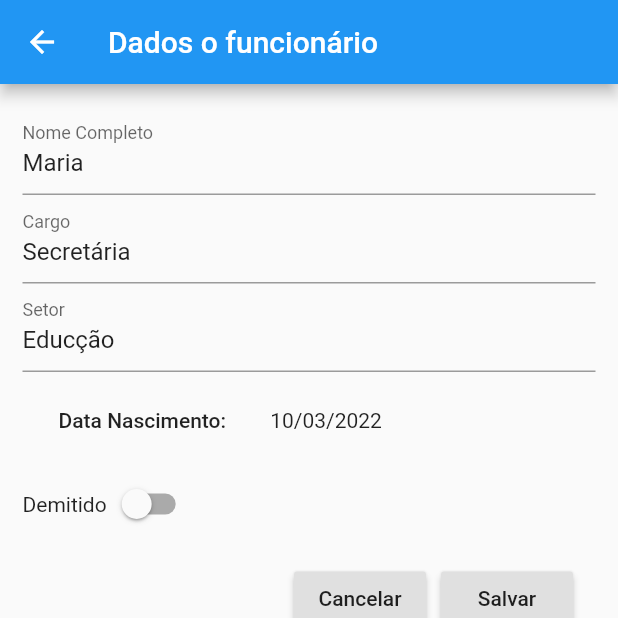
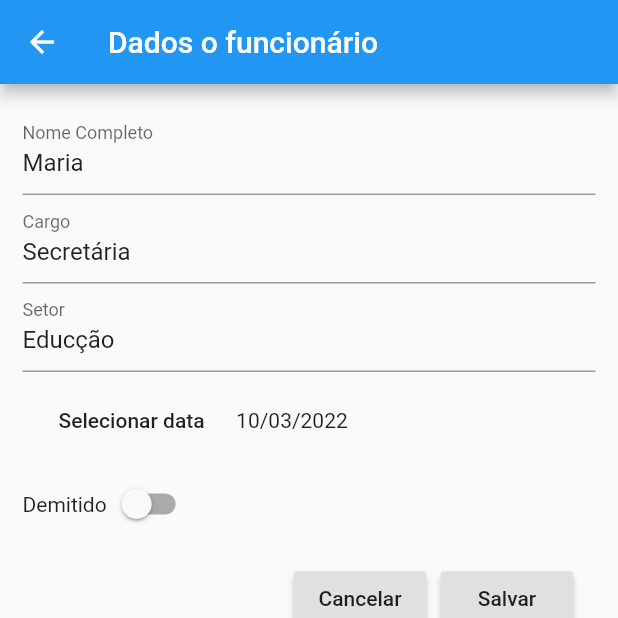
Before and after one commit to juniorsafera/BeabaProdutos-Teste-de-conhecimento-vaga-FLUTTER, a Flutter app: the screen it shows after launch, after a tap on the "edit" icon, on a phone screen of 412 x 824 dp, the top half of it. Run offline on Flutter 3.47's test engine with Material 2 defaults, Android fonts, the phone set to English and light mode, and no system bars.

Commit message:
Update form_funcionario.dart

```diff
--- a/beaba_produtos_teste_conhecimento_flutter/lib/components/form_funcionario.dart
+++ b/beaba_produtos_teste_conhecimento_flutter/lib/components/form_funcionario.dart
@@ -104,10 +104,10 @@ class _FormFuncionarioState extends State<FormFuncionario> {
                         onPressed: () {
                           _abrirCalendario();
                         },
-                        child: const Text('Data Nascimento: '),
+                        child: const Text('Selecionar data'),
                       ),
                       const SizedBox(
-                        width: 10,
+                        width: 5,
                       ),
                       _dataSelecionada == null
                           ? const Text('')
```
